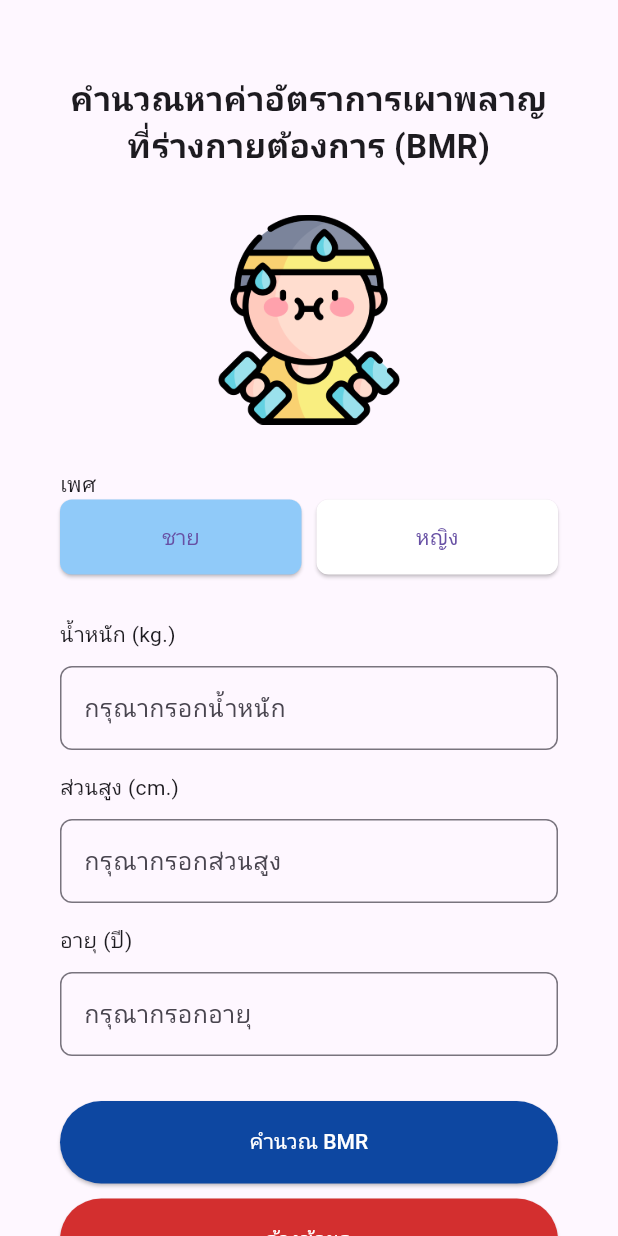
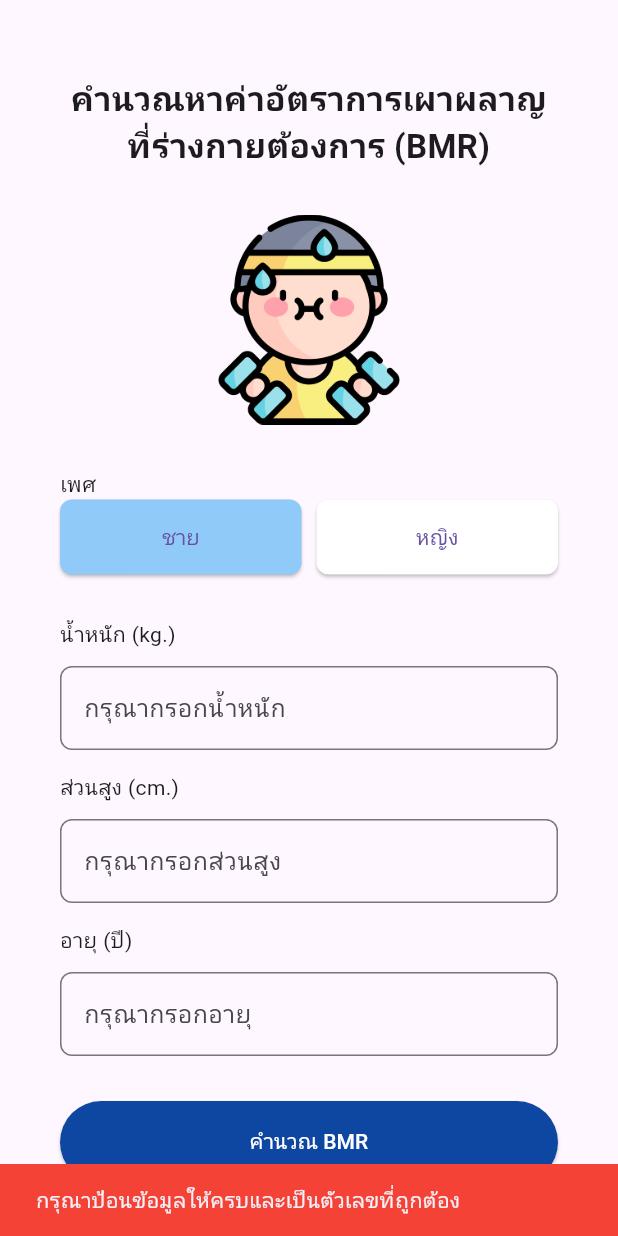
Before and after one commit to Sakka11/flutter_body_health_calculator_app, a Flutter app: the BmrUi screen opened directly, after a tap on "คํานวณ BMR", on a phone screen of 412 x 824 dp. Run offline on Flutter 3.47's test engine with Material 3 defaults, Android fonts, the phone set to English and light mode, and no system bars; our stand-ins replace google_fonts; network calls fail.

Commit message:
flutter_body_health_calculator_app

```diff
--- a/lib/views/bmr_ui.dart
+++ b/lib/views/bmr_ui.dart
@@ -8,13 +8,37 @@ class BmrUi extends StatefulWidget {
 }
 
 class _BmrUiState extends State<BmrUi> {
-  //สร้างตัวแปรเพื่อเก็บสถานะการเลือกเพศ
+  // 1. สร้าง ScrollController เพื่อเอาไว้คุมการเลื่อนหน้าจอ
+  final ScrollController _scrollController = ScrollController();
+
+  // สร้างตัวแปรเพื่อเก็บสถานะการเลือกเพศ
   String genderStatus = 'ชาย';
+
+  // สร้างตัวควบคุม TextField
+  TextEditingController weightCtrl = TextEditingController();
+  TextEditingController heightCtrl = TextEditingController();
+  TextEditingController ageCtrl = TextEditingController();
+
+  // สร้างตัวแปรเก็บค่า BMR และคำอธิบาย
+  double bmrValue = 0;
+  String bmrDescription = 'กรุณากรอกข้อมูลเพื่อคำนวณ';
+
+  // อย่าลืม dispose ตัว controller คืนหน่วยความจำเมื่อปิดหน้าจอ
+  @override
+  void dispose() {
+    _scrollController.dispose();
+    weightCtrl.dispose();
+    heightCtrl.dispose();
+    ageCtrl.dispose();
+    super.dispose();
+  }
 
   @override
   Widget build(BuildContext context) {
     return Scaffold(
       body: SingleChildScrollView(
+        // 2. ผูก Controller เข้ากับ SingleChildScrollView
+        controller: _scrollController,
         child: Padding(
           padding: EdgeInsets.symmetric(
             vertical: 50.0, //ห่างบน ล่าง
@@ -24,7 +48,7 @@ class _BmrUiState extends State<BmrUi> {
             child: Column(
               children: [
                 Text(
-                  'คำนวณหาค่าอัตราการเผาพลาญที่ร่างกายต้องการ (BMR)',
+                  'คำนวณหาค่าอัตราการเผาผลาญที่ร่างกายต้องการ (BMR)',
                   style: TextStyle(
                     fontSize: 22.0,
                     fontWeight: FontWeight.bold,
@@ -38,14 +62,10 @@ class _BmrUiState extends State<BmrUi> {
                   height: 140.0,
                   fit: BoxFit.cover,
                 ),
-                SizedBox(
-                  height: 30.0,
-                ),
+                SizedBox(height: 30.0),
                 Align(
                   alignment: AlignmentGeometry.centerLeft,
-                  child: Text(
-                    'เพศ',
-                  ),
+                  child: Text('เพศ'),
                 ),
                 Row(
                   mainAxisAlignment: MainAxisAlignment.center,
@@ -57,9 +77,7 @@ class _BmrUiState extends State<BmrUi> {
                             genderStatus = 'ชาย';
                           });
                         },
-                        child: Text(
-                          'ชาย',
-                        ),
+                        child: Text('ชาย'),
                         style: ElevatedButton.styleFrom(
                           shape: RoundedRectangleBorder(
                             borderRadius: BorderRadiusGeometry.circular(8.0),
@@ -67,10 +85,7 @@ class _BmrUiState extends State<BmrUi> {
                           backgroundColor: genderStatus == 'ชาย'
                               ? Colors.blue[200]
                               : Colors.white,
-                          fixedSize: Size(
-                            double.infinity,
-                            50.0,
-                          ),
+                          fixedSize: Size(double.infinity, 50.0),
                         ),
                       ),
                     ),
@@ -82,9 +97,7 @@ class _BmrUiState extends State<BmrUi> {
                             genderStatus = 'หญิง';
                           });
                         },
-                        child: Text(
-                          'หญิง',
-                        ),
+                        child: Text('หญิง'),
                         style: ElevatedButton.styleFrom(
                             shape: RoundedRectangleBorder(
                               borderRadius: BorderRadiusGeometry.circular(8.0),
@@ -92,10 +105,7 @@ class _BmrUiState extends State<BmrUi> {
                             backgroundColor: genderStatus == 'หญิง'
                                 ? Colors.pink[200]
                                 : Colors.white,
-                            fixedSize: Size(
-                              double.infinity,
-                              50,
-                            )),
+                            fixedSize: Size(double.infinity, 50.0)),
                       ),
                     ),
                   ],
@@ -103,13 +113,12 @@ class _BmrUiState extends State<BmrUi> {
                 SizedBox(height: 30.0),
                 Align(
                   alignment: Alignment.centerLeft,
-                  child: Text(
-                    'น้ำหนัก (kg.)',
-                  ),
+                  child: Text('น้ำหนัก (kg.)'),
                 ),
                 SizedBox(height: 10.0),
                 TextField(
-                  keyboardType: TextInputType.number,
+                  controller: weightCtrl,
+                  keyboardType: TextInputType.numberWithOptions(decimal: true),
                   decoration: InputDecoration(
                     border: OutlineInputBorder(
                       borderRadius: BorderRadius.circular(8.0),
@@ -120,13 +129,12 @@ class _BmrUiState extends State<BmrUi> {
                 SizedBox(height: 15.0),
                 Align(
                   alignment: Alignment.centerLeft,
-                  child: Text(
-                    'ส่วนสูง (cm.)',
-                  ),
+                  child: Text('ส่วนสูง (cm.)'),
                 ),
                 SizedBox(height: 10.0),
                 TextField(
-                  keyboardType: TextInputType.number,
+                  controller: heightCtrl,
+                  keyboardType: TextInputType.numberWithOptions(decimal: true),
                   decoration: InputDecoration(
                     border: OutlineInputBorder(
                       borderRadius: BorderRadius.circular(8.0),
@@ -137,12 +145,11 @@ class _BmrUiState extends State<BmrUi> {
                 SizedBox(height: 15.0),
                 Align(
                   alignment: Alignment.centerLeft,
-                  child: Text(
-                    'อายุ (ปี)',
-                  ),
+                  child: Text('อายุ (ปี)'),
                 ),
                 SizedBox(height: 10.0),
                 TextField(
+                  controller: ageCtrl,
                   keyboardType: TextInputType.number,
                   decoration: InputDecoration(
                     border: OutlineInputBorder(
@@ -153,12 +160,56 @@ class _BmrUiState extends State<BmrUi> {
                 ),
                 SizedBox(height: 30.0),
                 ElevatedButton(
-                  onPressed: () {},
+                  onPressed: () {
+                    // 3. สั่งพับคีย์บอร์ดเก็บลงไปก่อน
+                    FocusScope.of(context).unfocus();
+
+                    double? w = double.tryParse(weightCtrl.text);
+                    double? h = double.tryParse(heightCtrl.text);
+                    int? a = int.tryParse(ageCtrl.text);
+
+                    if (w == null ||
+                        h == null ||
+                        a == null ||
+                        w <= 0 ||
+                        h <= 0 ||
+                        a <= 0) {
+                      ScaffoldMessenger.of(context).showSnackBar(
+                        SnackBar(
+                          content: Text(
+                              'กรุณาป้อนข้อมูลให้ครบและเป็นตัวเลขที่ถูกต้อง'),
+                          backgroundColor: Colors.red,
+                          duration: Duration(seconds: 2),
+                        ),
+                      );
+                      return;
+                    }
+
+                    double bmr = 0;
+
+                    setState(() {
+                      if (genderStatus == 'ชาย') {
+                        bmr = (10 * w) + (6.25 * h) - (5 * a) + 5;
+                      } else {
+                        bmr = (10 * w) + (6.25 * h) - (5 * a) - 161;
+                      }
+                      bmrValue = bmr;
+                      bmrDescription =
+                          'นี่คือพลังงานขั้นต่ำที่ร่างกายต้องการในแต่ละวัน\nเพื่อรักษาระบบการทำงานพื้นฐาน (แม้จะนอนพักผ่อนเฉยๆ)';
+                    });
+
+                    // 4. หน่วงเวลาให้คีย์บอร์ดพับลงและแอปวาด UI เสร็จ แล้วค่อยเลื่อนจอลง
+                    Future.delayed(Duration(milliseconds: 300), () {
+                      _scrollController.animateTo(
+                        _scrollController.position.maxScrollExtent,
+                        duration: Duration(milliseconds: 500),
+                        curve: Curves.easeOut,
+                      );
+                    });
+                  },
                   child: Text(
                     'คํานวณ BMR',
-                    style: TextStyle(
-                      color: Colors.white,
-                    ),
+                    style: TextStyle(color: Colors.white),
                   ),
                   style: ElevatedButton.styleFrom(
                     backgroundColor: Colors.blue[900],
@@ -167,12 +218,26 @@ class _BmrUiState extends State<BmrUi> {
                 ),
                 SizedBox(height: 10.0),
                 ElevatedButton(
-                  onPressed: () {},
+                  onPressed: () {
+                    setState(() {
+                      weightCtrl.clear();
+                      heightCtrl.clear();
+                      ageCtrl.clear();
+                      bmrValue = 0;
+                      genderStatus = 'ชาย';
+                      bmrDescription = 'กรุณากรอกข้อมูลเพื่อคำนวณ';
+                    });
+
+                    // 5. เลื่อนจอกลับไปข้างบนสุด
+                    _scrollController.animateTo(
+                      0.0,
+                      duration: Duration(milliseconds: 500),
+                      curve: Curves.easeOut,
+                    );
+                  },
                   child: Text(
                     'ล้างข้อมูล',
-                    style: TextStyle(
-                      color: Colors.white,
-                    ),
+                    style: TextStyle(color: Colors.white),
                   ),
                   style: ElevatedButton.styleFrom(
                     backgroundColor: Colors.red[700],
@@ -184,6 +249,7 @@ class _BmrUiState extends State<BmrUi> {
                   width: MediaQuery.of(context).size.width,
                   padding: EdgeInsets.symmetric(
                     vertical: 20.0,
+                    horizontal: 15.0,
                   ),
                   decoration: BoxDecoration(
                     color: Colors.green[50],
@@ -193,12 +259,10 @@ class _BmrUiState extends State<BmrUi> {
                     children: [
                       Text(
                         'BMR',
-                        style: TextStyle(
-                          fontWeight: FontWeight.bold,
-                        ),
+                        style: TextStyle(fontWeight: FontWeight.bold),
                       ),
                       Text(
-                        '0.00',
+                        bmrValue.toStringAsFixed(2),
                         style: TextStyle(
                           color: Colors.green,
                           fontSize: 50.0,
@@ -207,8 +271,16 @@ class _BmrUiState extends State<BmrUi> {
                       ),
                       Text(
                         'Kcal/day',
+                        style: TextStyle(fontWeight: FontWeight.bold),
+                      ),
+                      SizedBox(height: 15.0),
+                      Text(
+                        bmrDescription,
+                        textAlign: TextAlign.center,
                         style: TextStyle(
-                          fontWeight: FontWeight.bold,
+                          fontSize: 14.0,
+                          color: Colors.green[800],
+                          fontWeight: FontWeight.w500,
                         ),
                       ),
                     ],
```
Also changed, not shown: lib/views/bmi_ui.dart (+58 -38 lines).
